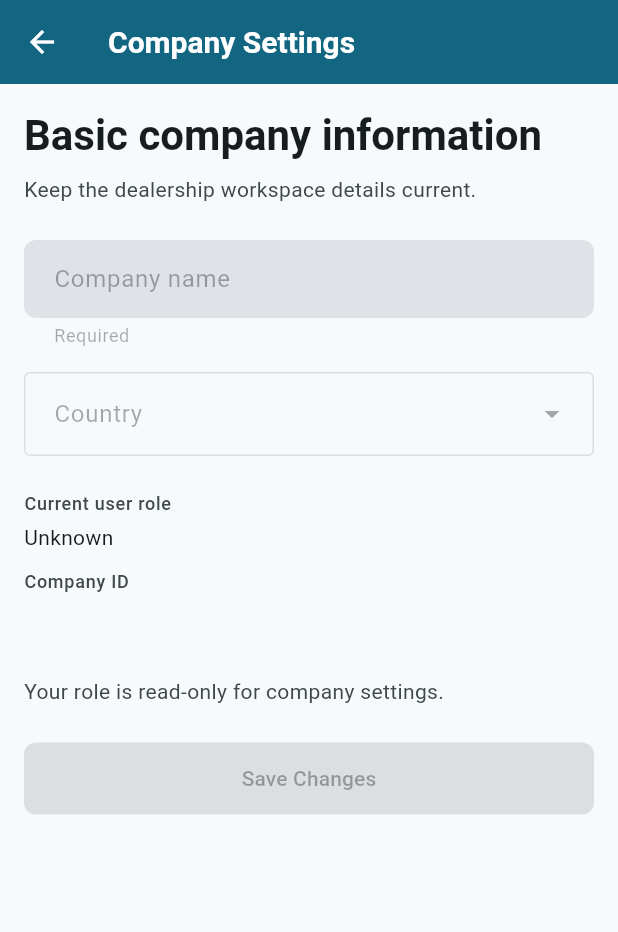
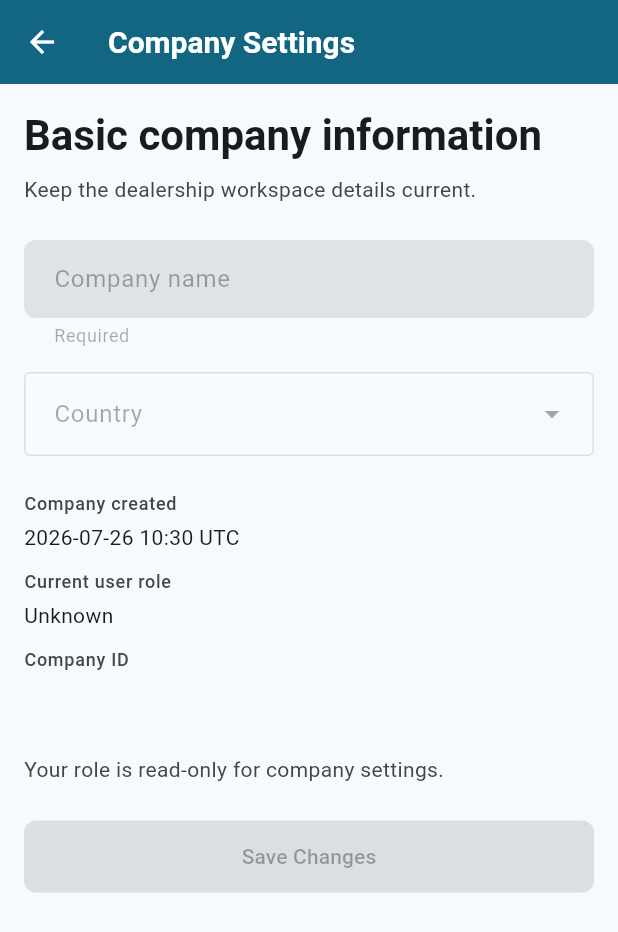
Before and after one commit to gunnarhull-code/IronSightAI, a Flutter app: the screen it shows once a user with an empty profile is signed in, after a tap on the "business" icon, on a phone screen of 412 x 824 dp. Shown: the top 932 px of the screen. Run offline on Flutter 3.47's test engine with Material 3 defaults, Android fonts, the phone set to English and light mode, and no system bars; our stand-ins replace flutter_dotenv, supabase_flutter; accounts and stored records are empty; statements that could not run were skipped.

Commit message:
feat: show created times in company country time zone
Format company and equipment created/updated timestamps using the
selected company country offset, and update Company Settings live when
Country changes. No new dependencies or schema changes.

Co-authored-by: gunnarhull-code <gunnarhull-code@users.noreply.github.com>

```diff
--- a/lib/app/router.dart
+++ b/lib/app/router.dart
@@ -85,8 +85,10 @@ Route<dynamic>? buildAppRoute(
   if (name == AppRoutes.equipmentNew) {
     return MaterialPageRoute<bool?>(
       settings: settings,
-      builder: (context) =>
-          EquipmentFormScreen(repository: equipmentRepository),
+      builder: (context) => EquipmentFormScreen(
+        repository: equipmentRepository,
+        companyRepository: companyRepository,
+      ),
     );
   }
 
@@ -96,6 +98,7 @@ Route<dynamic>? buildAppRoute(
       settings: settings,
       builder: (context) => EquipmentFormScreen(
         repository: equipmentRepository,
+        companyRepository: companyRepository,
         equipmentId: editId,
       ),
     );
--- /dev/null
+++ b/lib/domain/entities/country_time_zone.dart
@@ -0,0 +1,90 @@
+/// Primary UTC offset and label for a company country.
+///
+/// Multi-zone countries use one representative business timezone (capital /
+/// primary commercial center). Offsets are standard (non-DST) minutes east of
+/// UTC so timestamps can be localized without a timezone database dependency.
+class CountryTimeZone {
+  const CountryTimeZone({
+    required this.utcOffsetMinutes,
+    required this.label,
+  });
+
+  /// Minutes east of UTC (negative for west).
+  final int utcOffsetMinutes;
+
+  /// Short zone label shown next to formatted timestamps (e.g. `UTC-5`).
+  final String label;
+}
+
+/// Fallback when the company has no country or an unrecognized legacy region.
+const CountryTimeZone utcTimeZone = CountryTimeZone(
+  utcOffsetMinutes: 0,
+  label: 'UTC',
+);
+
+/// Representative time zones for [countryCatalog] entries.
+const Map<String, CountryTimeZone> countryTimeZones = {
+  'Argentina': CountryTimeZone(utcOffsetMinutes: -180, label: 'UTC-3'),
+  'Australia': CountryTimeZone(utcOffsetMinutes: 600, label: 'UTC+10'),
+  'Austria': CountryTimeZone(utcOffsetMinutes: 60, label: 'UTC+1'),
+  'Belgium': CountryTimeZone(utcOffsetMinutes: 60, label: 'UTC+1'),
+  'Brazil': CountryTimeZone(utcOffsetMinutes: -180, label: 'UTC-3'),
+  'Canada': CountryTimeZone(utcOffsetMinutes: -300, label: 'UTC-5'),
+  'Chile': CountryTimeZone(utcOffsetMinutes: -240, label: 'UTC-4'),
+  'China': CountryTimeZone(utcOffsetMinutes: 480, label: 'UTC+8'),
+  'Colombia': CountryTimeZone(utcOffsetMinutes: -300, label: 'UTC-5'),
+  'Czech Republic': CountryTimeZone(utcOffsetMinutes: 60, label: 'UTC+1'),
+  'Denmark': CountryTimeZone(utcOffsetMinutes: 60, label: 'UTC+1'),
+  'Finland': CountryTimeZone(utcOffsetMinutes: 120, label: 'UTC+2'),
+  'France': CountryTimeZone(utcOffsetMinutes: 60, label: 'UTC+1'),
+  'Germany': CountryTimeZone(utcOffsetMinutes: 60, label: 'UTC+1'),
+  'India': CountryTimeZone(utcOffsetMinutes: 330, label: 'UTC+5:30'),
+  'Indonesia': CountryTimeZone(utcOffsetMinutes: 420, label: 'UTC+7'),
+  'Ireland': CountryTimeZone(utcOffsetMinutes: 0, label: 'UTC'),
+  'Italy': CountryTimeZone(utcOffsetMinutes: 60, label: 'UTC+1'),
+  'Japan': CountryTimeZone(utcOffsetMinutes: 540, label: 'UTC+9'),
+  'Malaysia': CountryTimeZone(utcOffsetMinutes: 480, label: 'UTC+8'),
+  'Mexico': CountryTimeZone(utcOffsetMinutes: -360, label: 'UTC-6'),
+  'Netherlands': CountryTimeZone(utcOffsetMinutes: 60, label: 'UTC+1'),
+  'New Zealand': CountryTimeZone(utcOffsetMinutes: 720, label: 'UTC+12'),
+  'Norway': CountryTimeZone(utcOffsetMinutes: 60, label: 'UTC+1'),
+  'Peru': CountryTimeZone(utcOffsetMinutes: -300, label: 'UTC-5'),
+  'Philippines': CountryTimeZone(utcOffsetMinutes: 480, label: 'UTC+8'),
+  'Poland': CountryTimeZone(utcOffsetMinutes: 60, label: 'UTC+1'),
+  'Portugal': CountryTimeZone(utcOffsetMinutes: 0, label: 'UTC'),
+  'Singapore': CountryTimeZone(utcOffsetMinutes: 480, label: 'UTC+8'),
+  'South Africa': CountryTimeZone(utcOffsetMinutes: 120, label: 'UTC+2'),
+  'South Korea': CountryTimeZone(utcOffsetMinutes: 540, label: 'UTC+9'),
+  'Spain': CountryTimeZone(utcOffsetMinutes: 60, label: 'UTC+1'),
+  'Sweden': CountryTimeZone(utcOffsetMinutes: 60, label: 'UTC+1'),
+  'Switzerland': CountryTimeZone(utcOffsetMinutes: 60, label: 'UTC+1'),
+  'Thailand': CountryTimeZone(utcOffsetMinutes: 420, label: 'UTC+7'),
+  'Turkey': CountryTimeZone(utcOffsetMinutes: 180, label: 'UTC+3'),
+  'United Arab Emirates': CountryTimeZone(utcOffsetMinutes: 240, label: 'UTC+4'),
+  'United Kingdom': CountryTimeZone(utcOffsetMinutes: 0, label: 'UTC'),
+  'United States': CountryTimeZone(utcOffsetMinutes: -300, label: 'UTC-5'),
+  'Vietnam': CountryTimeZone(utcOffsetMinutes: 420, label: 'UTC+7'),
+};
+
+/// Resolves the display time zone for a stored company country / region value.
+CountryTimeZone timeZoneForCompanyCountry(String? country) {
+  final trimmed = country?.trim();
+  if (trimmed == null || trimmed.isEmpty) return utcTimeZone;
+  return countryTimeZones[trimmed] ?? utcTimeZone;
+}
+
+/// Formats [timestamp] in the representative zone for [companyCountry].
+///
+/// Instant is always taken as UTC; the company country only affects display.
+String formatCompanyLocalTimestamp(
+  DateTime timestamp, {
+  String? companyCountry,
+}) {
+  final zone = timeZoneForCompanyCountry(companyCountry);
+  final local = timestamp.toUtc().add(
+    Duration(minutes: zone.utcOffsetMinutes),
+  );
+  String twoDigits(int value) => value.toString().padLeft(2, '0');
+  return '${local.year}-${twoDigits(local.month)}-${twoDigits(local.day)} '
+      '${twoDigits(local.hour)}:${twoDigits(local.minute)} ${zone.label}';
+}
--- a/lib/features/company/presentation/company_settings_screen.dart
+++ b/lib/features/company/presentation/company_settings_screen.dart
@@ -2,6 +2,7 @@ import 'package:flutter/material.dart';
 
 import '../../../domain/entities/company_membership.dart';
 import '../../../domain/entities/country_catalog.dart';
+import '../../../domain/entities/country_time_zone.dart';
 import '../../../domain/repositories/company_repository.dart';
 import '../../../domain/use_cases/get_current_user_company_membership.dart';
 import '../../../domain/use_cases/update_company_details.dart';
@@ -100,9 +101,15 @@ class _CompanySettingsScreenState extends State<CompanySettingsScreen> {
         _nameController.text.trim() != company.name ||
         _countryController.text.trim() != (company.region ?? '');
 
-    if (hasChanges != _hasUnsavedChanges) {
-      setState(() => _hasUnsavedChanges = hasChanges);
-    }
+    // Always rebuild so the company-created timestamp reformats immediately
+    // when the Country dropdown selection changes.
+    setState(() => _hasUnsavedChanges = hasChanges);
+  }
+
+  String get _selectedCountryForDisplay {
+    final selected = _countryController.text.trim();
+    if (selected.isNotEmpty) return selected;
+    return _membership?.company.region ?? defaultCompanyCountry;
   }
 
   Future<void> _save() async {
@@ -289,6 +296,13 @@ class _CompanySettingsScreenState extends State<CompanySettingsScreen> {
                 ),
                 const SizedBox(height: 24),
                 _ReadOnlyInfo(
+                  label: 'Company created',
+                  value: formatCompanyLocalTimestamp(
+                    membership.company.createdAt,
+                    companyCountry: _selectedCountryForDisplay,
+                  ),
+                ),
+                _ReadOnlyInfo(
                   label: 'Current user role',
                   value: membership.role.label,
                 ),
```
Also changed, not shown: lib/features/equipment/presentation/equipment_form_screen.dart (+57 -10 lines), 3 other files.
